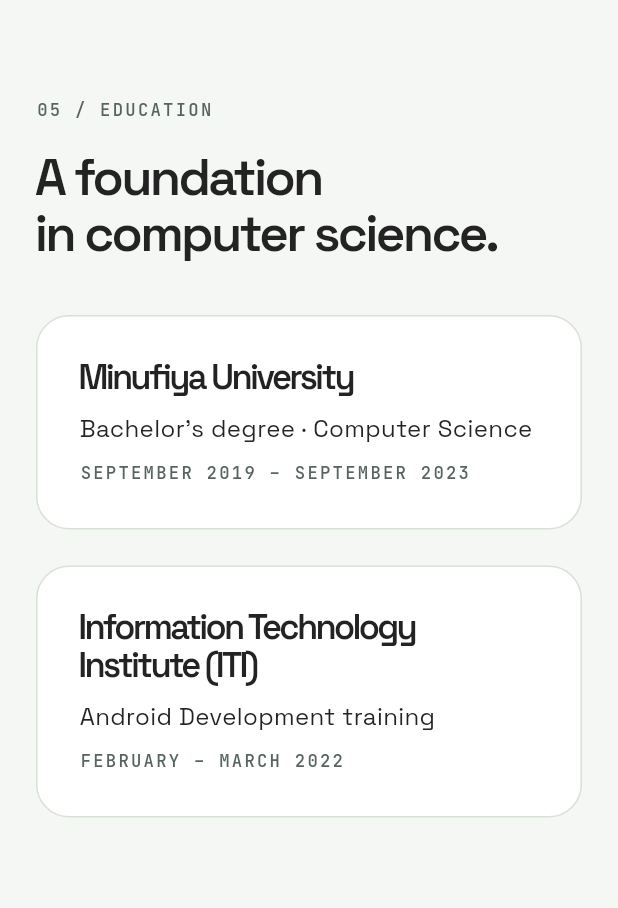
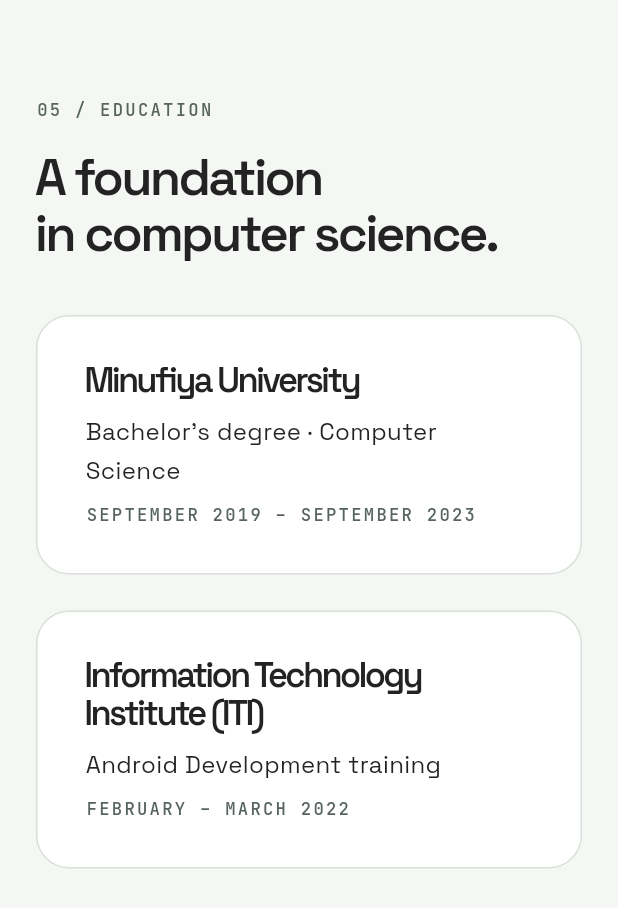
Before and after one commit to Mahmoudshady20/mahmoud-portfolio, a Flutter app: the EducationSection widget shown alone on an empty page, opened directly, on a phone screen of 412 x 824 dp. Shown: the top 908 px of the screen. Run offline on Flutter 3.47's test engine with Material 3 defaults, Android fonts, the phone set to English and light mode, and no system bars; our stand-ins replace equatable, flutter_bloc, get_it, visibility_detector.

Commit message:
Adjust padding in education section container
Updated padding in education section for better layout.

```diff
--- a/lib/features/portfolio/presentation/sections/10_education/education_section.dart
+++ b/lib/features/portfolio/presentation/sections/10_education/education_section.dart
@@ -20,7 +20,7 @@ class EducationSection extends StatelessWidget {
             child: Container(
               width: double.infinity,
               margin: const EdgeInsets.only(bottom: 24),
-              padding: const EdgeInsets.all(28),
+              padding: const EdgeInsets.fromLTRB(32, 30, 32, 30),
               decoration: BoxDecoration(
                 color: Colors.white,
                 borderRadius: BorderRadius.circular(22),
```
